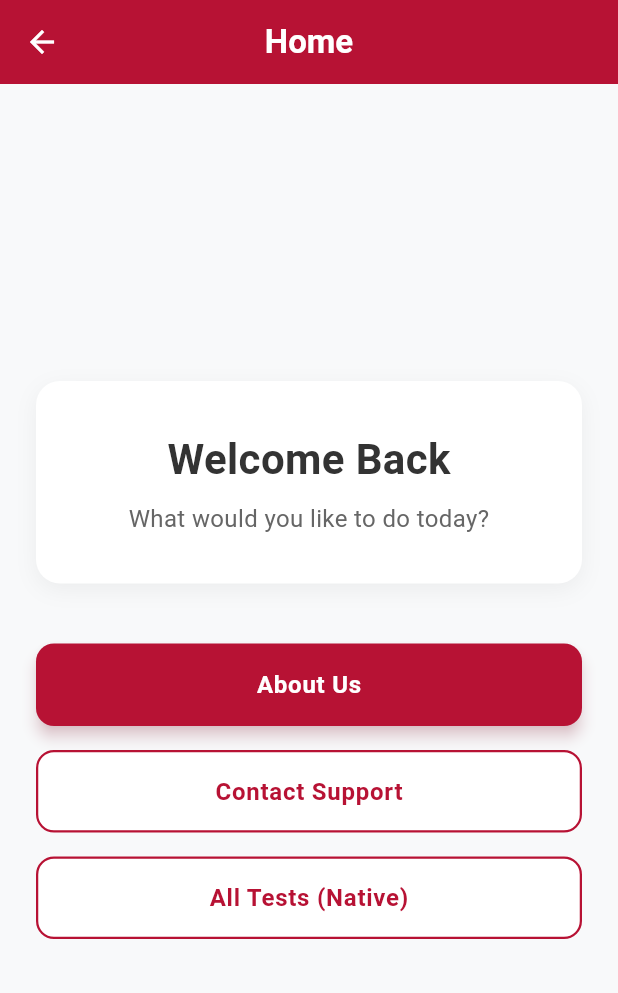
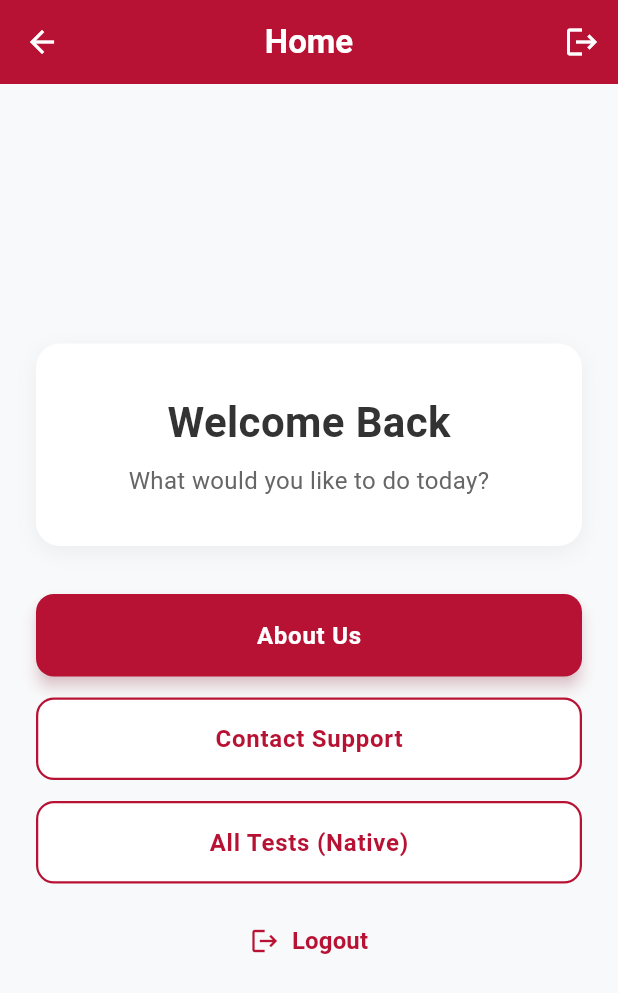
Before and after one commit to gitcoder-23/ABCD-Demo-mobile, a Flutter app: the HomeScreen screen opened by its route, on a phone screen of 412 x 824 dp. Shown: the top 993 px of the screen. Run offline on Flutter 3.47's test engine with Material 3 defaults, Android fonts, the phone set to English and light mode, and no system bars; our stand-ins replace dio, get, shared_preferences; accounts and stored records are empty.

Commit message:
feat: implement comprehensive logout flow with cross-platform session clearing and confirmation UI

```diff
--- a/abcd_fl/lib/api/config.dart
+++ b/abcd_fl/lib/api/config.dart
@@ -4,7 +4,7 @@ class ApiConfig {
   // Auth Endpoints
   static const String register = '/auth/register';
   static const String login = '/auth/login';
-  static const String logout = '/auth/logout';
+  static const String logout = '/logout';
   static const String changePassword = '/auth/change-password';
   static const String refreshToken = '/auth/refresh';
   static const String verifyRegister = '/auth/verify-register';
--- a/abcd_fl/lib/screens/home.dart
+++ b/abcd_fl/lib/screens/home.dart
@@ -27,11 +27,53 @@ class HomeScreen extends StatelessWidget {
     }
   }
 
+  void _showLogoutDialog(BuildContext context) {
+    showDialog(
+      context: context,
+      builder: (BuildContext ctx) {
+        return AlertDialog(
+          title: const Text('Logout', style: TextStyle(fontWeight: FontWeight.bold)),
+          content: const Text('Are you sure you want to log out from your account?'),
+          actions: [
+            TextButton(
+              onPressed: () => Navigator.of(ctx).pop(),
+              child: const Text('Cancel', style: TextStyle(color: Color(0xFF666666))),
+            ),
+            ElevatedButton(
+              onPressed: () async {
+                Navigator.of(ctx).pop();
+                final AuthController authController = Get.find<AuthController>();
+                await authController.logout();
+                if (context.mounted) {
+                  Navigator.of(context).pushNamedAndRemoveUntil('/login', (route) => false);
+                }
+              },
+              style: ElevatedButton.styleFrom(
+                backgroundColor: const Color(0xFFB71234),
+                foregroundColor: Colors.white,
+              ),
+              child: const Text('Logout'),
+            ),
+          ],
+        );
+      },
+    );
+  }
+
   @override
   Widget build(BuildContext context) {
+    final AuthController authController = Get.find<AuthController>();
+
     return Scaffold(
       appBar: AppBar(
         title: const Text('Home', style: TextStyle(fontWeight: FontWeight.bold)),
+        actions: [
+          IconButton(
+            icon: const Icon(Icons.logout),
+            tooltip: 'Logout',
+            onPressed: () => _showLogoutDialog(context),
+          ),
+        ],
       ),
       body: SafeArea(
         child: Padding(
@@ -54,8 +96,8 @@ class HomeScreen extends StatelessWidget {
                   ],
                 ),
                 child: Column(
-                  children: const [
-                    Text(
+                  children: [
+                    const Text(
                       'Welcome Back',
                       style: TextStyle(
                         fontSize: 28,
@@ -63,19 +105,22 @@ class HomeScreen extends StatelessWidget {
                         color: Color(0xFF333333),
                       ),
                     ),
-                    SizedBox(height: 8),
-                    Text(
-                      'What would you like to do today?',
-                      style: TextStyle(
-                        fontSize: 16,
-                        color: Color(0xFF666666),
-                      ),
-                      textAlign: TextAlign.center,
-                    ),
+                    const SizedBox(height: 8),
+                    Obx(() {
+                      final email = authController.user['email'] ?? '';
+                      return Text(
+                        email.isNotEmpty ? '$email' : 'What would you like to do today?',
+                        style: const TextStyle(
+                          fontSize: 16,
+                          color: Color(0xFF666666),
+                        ),
+                        textAlign: TextAlign.center,
+                      );
+                    }),
                   ],
                 ),
               ),
-              const SizedBox(height: 40),
+              const SizedBox(height: 32),
               ElevatedButton(
                 onPressed: () {
                   Navigator.pushNamed(context, '/about');
@@ -95,7 +140,7 @@ class HomeScreen extends StatelessWidget {
                   style: TextStyle(fontSize: 16, fontWeight: FontWeight.w600, letterSpacing: 0.5),
                 ),
               ),
-              const SizedBox(height: 16),
+              const SizedBox(height: 14),
               OutlinedButton(
                 onPressed: () {
                   Navigator.pushNamed(context, '/contact');
@@ -114,7 +159,7 @@ class HomeScreen extends StatelessWidget {
                   style: TextStyle(fontSize: 16, fontWeight: FontWeight.w600, letterSpacing: 0.5),
                 ),
               ),
-              const SizedBox(height: 16),
+              const SizedBox(height: 14),
               OutlinedButton(
                 onPressed: () => _openNativeTests(context),
                 style: OutlinedButton.styleFrom(
@@ -131,6 +176,22 @@ class HomeScreen extends StatelessWidget {
                   style: TextStyle(fontSize: 16, fontWeight: FontWeight.w600, letterSpacing: 0.5),
                 ),
               ),
+              const SizedBox(height: 14),
+              TextButton.icon(
+                onPressed: () => _showLogoutDialog(context),
+                icon: const Icon(Icons.logout, color: Color(0xFFB71234), size: 20),
+                label: const Text(
+                  'Logout',
+                  style: TextStyle(
+                    color: Color(0xFFB71234),
+                    fontSize: 16,
+                    fontWeight: FontWeight.w600,
+                  ),
+                ),
+                style: TextButton.styleFrom(
+                  padding: const EdgeInsets.symmetric(vertical: 12),
+                ),
+              ),
             ],
           ),
         ),
```
Also changed, not shown: abcd_fl/lib/controllers/auth_controller.dart (+36 -1 lines), 1 other file.
